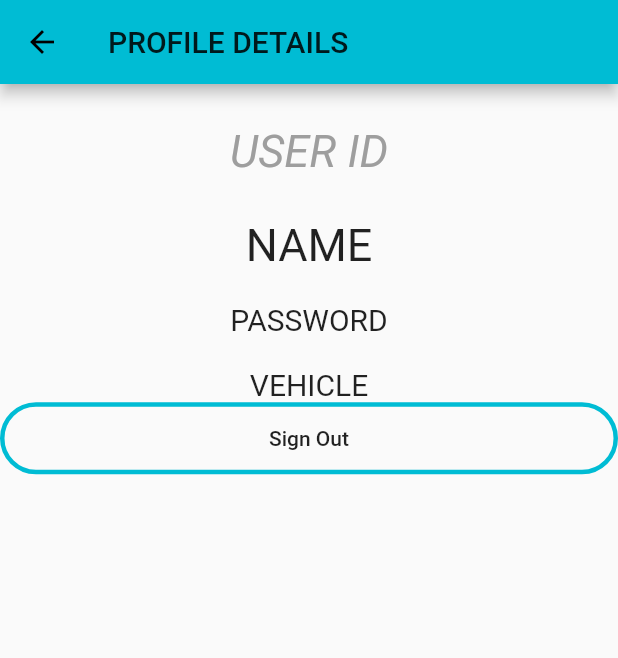
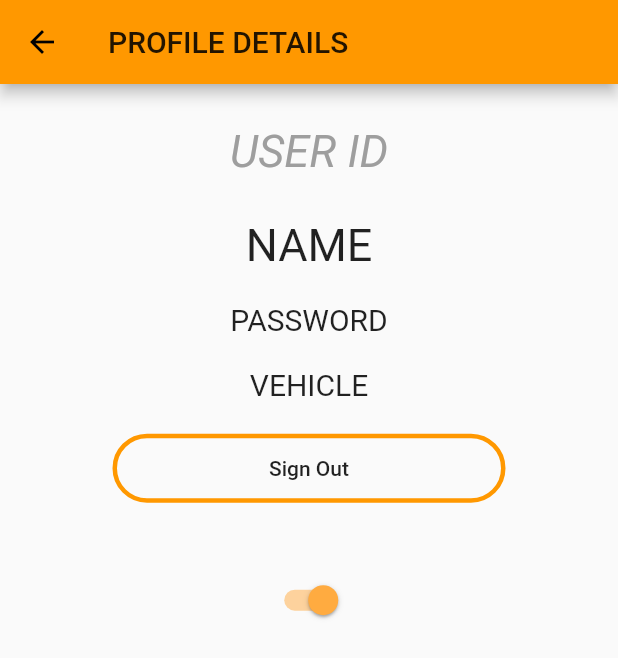
Before and after one commit to g2nik/odisend, a Flutter app: the screen it shows once a user with an empty profile is signed in, after a tap on the "person" icon, on a phone screen of 412 x 824 dp. Shown: the top 658 px of the screen. Run offline on Flutter 3.47's test engine with Material 2 defaults, Android fonts, the phone set to English and light mode, and no system bars; our stand-ins replace adaptive_theme, firebase_auth, firebase_core, google_sign_in; accounts and stored records are empty.

Commit message:
Dark mode

```diff
--- a/odisend/lib/main.dart
+++ b/odisend/lib/main.dart
@@ -1,6 +1,7 @@
 import 'package:flutter/material.dart';
+import 'package:firebase_core/firebase_core.dart';
+import 'package:adaptive_theme/adaptive_theme.dart';
 import 'package:odisend/access.dart';
-import 'package:firebase_core/firebase_core.dart';
 import 'package:odisend/pages/home.dart';
 
 Future main() async {
@@ -12,25 +13,29 @@ Future main() async {
 class OdisendApp extends StatelessWidget {
   @override
   Widget build(BuildContext context) {
-    return MaterialApp(
-      debugShowCheckedModeBanner: false,
-      title: "Odisend",
-
-      theme: ThemeData(
+    return AdaptiveTheme(
+      light: ThemeData(
         brightness: Brightness.light,
-        primarySwatch: Colors.cyan,
+        primarySwatch: Colors.orange,
+        accentColor: Colors.orangeAccent,
       ),
-
-      darkTheme: ThemeData(
+      dark: ThemeData(
         brightness: Brightness.dark,
-        primarySwatch: Colors.cyan,
+        primarySwatch: Colors.orange,
+        accentColor: Colors.orangeAccent,
       ),
-
-      initialRoute: "/",
-      routes: {
-        "/": (BuildContext context) => Access(),
-        "/home": (BuildContext context) => Home(),
-      }
+      initial: AdaptiveThemeMode.light,
+      builder: (theme, darkTheme) => MaterialApp(
+        debugShowCheckedModeBanner: false,
+        title: "Odisend",
+        theme: theme,
+        darkTheme: darkTheme,
+        initialRoute: "/",
+        routes: {
+          "/": (BuildContext context) => Access(),
+          "/home": (BuildContext context) => Home(),
+        }
+      )
     );
   }
 }
--- a/odisend/lib/pages/home.dart
+++ b/odisend/lib/pages/home.dart
@@ -7,7 +7,7 @@ import 'package:odisend/widgets/widgets.dart';
 class Home extends StatefulWidget {
   Home({GoogleSignInProvider provider}) : googleProvider = provider;
 
-  GoogleSignInProvider googleProvider;
+  final GoogleSignInProvider googleProvider;
 
   @override _HomeState createState() => _HomeState();
 }
@@ -28,7 +28,7 @@ class _HomeState extends State<Home> {
   ];
 
   Future<void> _pullRefresh() async {
-    setState(() => orders.removeAt(9));
+    setState(() => orders.removeAt(orders.length - 1));
   }
 
   @override Widget build(BuildContext context) {
--- a/odisend/lib/pages/profile_details.dart
+++ b/odisend/lib/pages/profile_details.dart
@@ -1,3 +1,4 @@
+import 'package:adaptive_theme/adaptive_theme.dart';
 import 'package:flutter/material.dart';
 import 'package:odisend/services/googleSingInProvider.dart';
 import 'package:provider/provider.dart';
@@ -42,17 +43,30 @@ class _ProfileDetailsState extends State<ProfileDetails> {
             textAlign: TextAlign.center,
             style: TextStyle(fontSize: 20),
           ),
-          FlatButton(
+          Padding(
+            padding: const EdgeInsets.symmetric(horizontal: 75, vertical: 20),
+            child: FlatButton(
             shape: RoundedRectangleBorder(
-            borderRadius: BorderRadius.circular(25),
-            side: BorderSide(color: Colors.cyan, width: 3)
+              borderRadius: BorderRadius.circular(50),
+              side: BorderSide(color: Colors.orange, width: 3)
             ),
-          padding: const EdgeInsets.symmetric(horizontal: 32, vertical: 16),
+            padding: const EdgeInsets.symmetric(horizontal: 30, vertical: 15),
             child: Text("Sign Out"),
             onPressed: () {
               widget.googleProvider.logOut();
               Navigator.pop(context);
             }),
+          ),
+
+          Padding(
+            padding: const EdgeInsets.symmetric(horizontal: 150, vertical: 20),
+            child: Switch(
+              value: AdaptiveTheme.of(context).mode == AdaptiveThemeMode.light,
+              onChanged: (bool value) {
+                setState(() { AdaptiveTheme.of(context).toggleThemeMode(); });
+              },
+            ),
+          )
         ],
       ),
     );
--- a/odisend/lib/signIn.dart
+++ b/odisend/lib/signIn.dart
@@ -15,11 +15,11 @@ class _SignInState extends State<SignIn> {
       body: Center(
         child: FlatButton(
           shape: RoundedRectangleBorder(
-            borderRadius: BorderRadius.circular(25),
-            side: BorderSide(color: Colors.cyan, width: 3)
+            borderRadius: BorderRadius.circular(50),
+            side: BorderSide(color: Colors.orange, width: 3)
           ),
           padding: const EdgeInsets.symmetric(horizontal: 32, vertical: 16),
-          child: Text("Sign In page"),
+          child: Text("Sign In", style: TextStyle(color: Colors.orange, fontSize: 20)),
           onPressed: () {
             try {
               final provider = Provider.of<GoogleSignInProvider>(context, listen: false);
--- a/odisend/lib/widgets/widgets.dart
+++ b/odisend/lib/widgets/widgets.dart
@@ -26,7 +26,7 @@ class OrderCard extends StatelessWidget {
     return Padding(
       padding: const EdgeInsets.symmetric(horizontal: 16, vertical: 4),
       child: Card(
-        color: Colors.teal[300],
+        color: Colors.orangeAccent,
         child: ListTile(
           title: Text(order.address),
           trailing: Text("${order.distance} KM"),
--- a/odisend/pubspec.yaml
+++ b/odisend/pubspec.yaml
@@ -26,6 +26,7 @@ dependencies:
   firebase_auth: ^0.20.0+1
   google_sign_in: ^4.5.9
   provider: ^4.3.3
+  adaptive_theme: ^1.1.0
 
 
   # The following adds the Cupertino Icons font to your application.
```
Also changed, not shown: odisend/pubspec.lock. Lines whose indentation alone changed are shown as unchanged.
